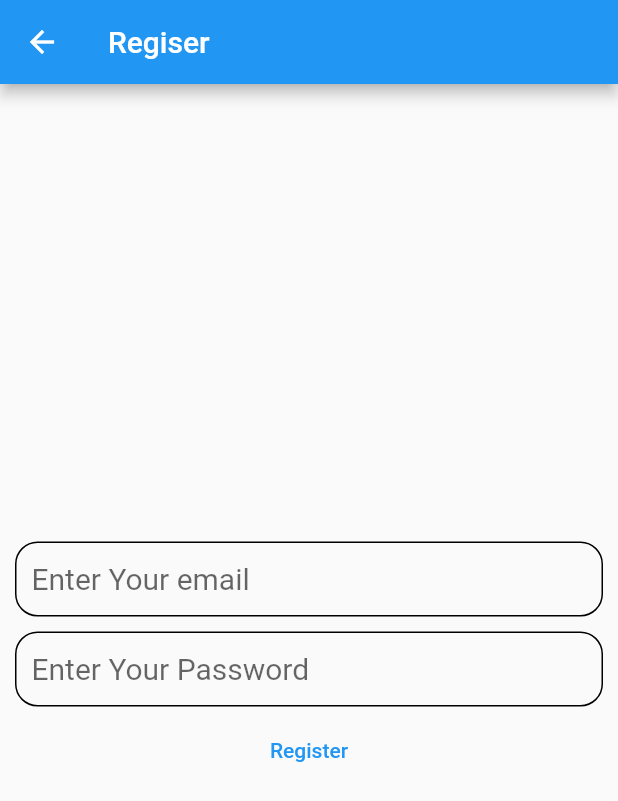
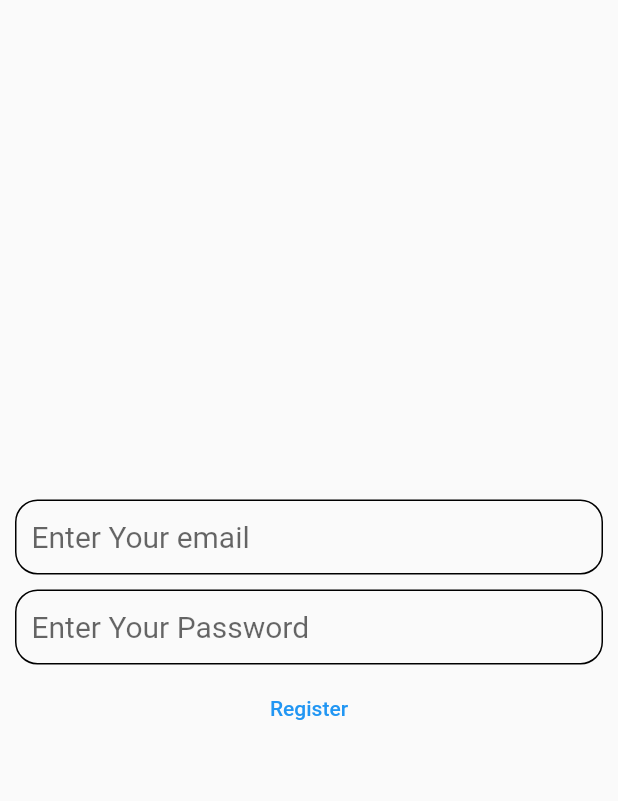
Before and after one commit to dinodtharinda/testrun, a Flutter app: the RegisterView widget shown alone on an empty page, opened directly, on a phone screen of 412 x 824 dp. Shown: the top 801 px of the screen. Run offline on Flutter 3.47's test engine with Material 2 defaults, Android fonts, the phone set to English and light mode, and no system bars; our stand-ins replace firebase_auth, firebase_core; accounts and stored records are empty; network calls fail.

Commit message:
Reduce Login and Register Views

```diff
--- a/lib/view/register_view.dart
+++ b/lib/view/register_view.dart
@@ -30,22 +30,11 @@ class _RegisterViewState extends State<RegisterView> {
 
   @override
   Widget build(BuildContext context) {
-    return Scaffold(
-      appBar: AppBar(
-        title: const Text('Regiser'),
-      ),
-      body: FutureBuilder(
-        future: Firebase.initializeApp(
-            options: DefaultFirebaseOptions.currentPlatform),
-        builder: (BuildContext context, AsyncSnapshot snapshot) {
-          switch (snapshot.connectionState) {
-            case ConnectionState.done:
     return Column(
       mainAxisAlignment: MainAxisAlignment.center,
       children: [
         Container(
-                    margin:
-                        const EdgeInsets.symmetric(horizontal: 10, vertical: 5),
+          margin: const EdgeInsets.symmetric(horizontal: 10, vertical: 5),
           padding: const EdgeInsets.symmetric(horizontal: 10),
           decoration: BoxDecoration(
               border: Border.all(width: 1),
@@ -64,8 +53,7 @@ class _RegisterViewState extends State<RegisterView> {
           ),
         ),
         Container(
-                    margin:
-                        const EdgeInsets.symmetric(horizontal: 10, vertical: 5),
+          margin: const EdgeInsets.symmetric(horizontal: 10, vertical: 5),
           padding: const EdgeInsets.symmetric(horizontal: 10),
           decoration: BoxDecoration(
               border: Border.all(width: 1),
@@ -80,23 +68,20 @@ class _RegisterViewState extends State<RegisterView> {
                 fontSize: 20,
               ),
               decoration: const InputDecoration(
-                            hintText: 'Enter Your Password',
-                            border: InputBorder.none)),
+                  hintText: 'Enter Your Password', border: InputBorder.none)),
         ),
         TextButton(
           onPressed: () async {
             final email = _email.text;
             final password = _password.text;
             try {
-                        await FirebaseAuth.instance
-                            .createUserWithEmailAndPassword(
+              await FirebaseAuth.instance.createUserWithEmailAndPassword(
                   email: email, password: password);
 
               var snackbar = SnackBar(
                   content: const Text('Registered'),
                   elevation: 16,
-                            backgroundColor:
-                                const Color.fromARGB(255, 27, 171, 51),
+                  backgroundColor: const Color.fromARGB(255, 27, 171, 51),
                   behavior: SnackBarBehavior.floating,
                   margin: const EdgeInsets.all(10),
                   shape: RoundedRectangleBorder(
@@ -106,8 +91,7 @@ class _RegisterViewState extends State<RegisterView> {
                     label: 'Dismiss',
                     textColor: Colors.black,
                     onPressed: () {
-                                ScaffoldMessenger.of(context)
-                                    .hideCurrentSnackBar();
+                      ScaffoldMessenger.of(context).hideCurrentSnackBar();
                     },
                   ));
               ScaffoldMessenger.of(context).showSnackBar(snackbar);
@@ -134,8 +118,7 @@ class _RegisterViewState extends State<RegisterView> {
               var snackbar = SnackBar(
                   content: Text(errorMsg),
                   elevation: 16,
-                            backgroundColor:
-                                const Color.fromARGB(255, 234, 15, 15),
+                  backgroundColor: const Color.fromARGB(255, 234, 15, 15),
                   behavior: SnackBarBehavior.floating,
                   margin: const EdgeInsets.all(10),
                   shape: RoundedRectangleBorder(
@@ -145,8 +128,7 @@ class _RegisterViewState extends State<RegisterView> {
                     label: 'Dismiss',
                     textColor: Colors.black,
                     onPressed: () {
-                                ScaffoldMessenger.of(context)
-                                    .hideCurrentSnackBar();
+                      ScaffoldMessenger.of(context).hideCurrentSnackBar();
                     },
                   ));
               ScaffoldMessenger.of(context).showSnackBar(snackbar);
@@ -163,8 +145,7 @@ class _RegisterViewState extends State<RegisterView> {
                   action: SnackBarAction(
                     label: 'Dismiss',
                     onPressed: () {
-                                ScaffoldMessenger.of(context)
-                                    .hideCurrentSnackBar();
+                      ScaffoldMessenger.of(context).hideCurrentSnackBar();
                     },
                   ));
               ScaffoldMessenger.of(context).showSnackBar(snackbar);
@@ -174,16 +155,5 @@ class _RegisterViewState extends State<RegisterView> {
         ),
       ],
     );
-            default:
-              return Column(
-                children: const [
-                  CircularProgressIndicator(),
-                  Text('Lodding...'),
-                ],
-              );
-          }
-        },
-      ),
-    );
   }
 }
```
Also changed, not shown: lib/view/login_view.dart (+12 -42 lines). Lines whose indentation alone changed are shown as unchanged.
